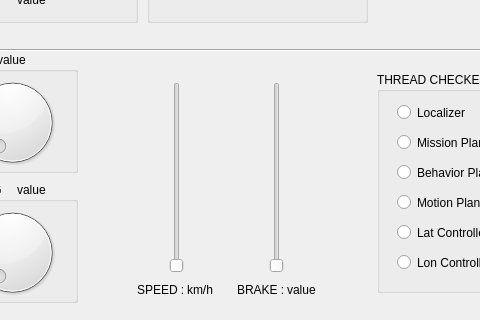
Old version of the form src/local_pkg/pyQt/uis/local_ui.ui in the repository Hello-Hyuk/TEAM-GIGACHA; both pictures show x 103 to 583 and y 228 to 548 of the 700 by 548 pixel window.
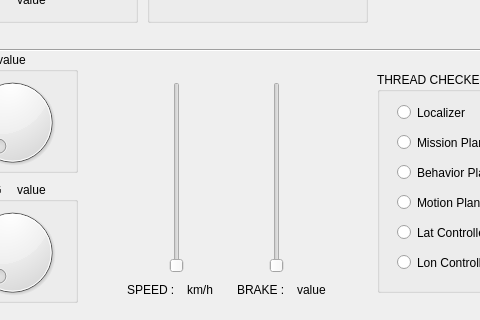
New version of the form.

The edit to the form file:
```diff
--- a/src/local_pkg/pyQt/uis/local_ui.ui
+++ b/src/local_pkg/pyQt/uis/local_ui.ui
@@ -78,7 +78,7 @@
   <widget class="QLabel" name="label_2">
    <property name="geometry">
     <rect>
-     <x>240</x>
+     <x>230</x>
      <y>510</y>
      <width>57</width>
      <height>15</height>
@@ -130,7 +130,7 @@
   <widget class="QLabel" name="lbl_brake">
    <property name="geometry">
     <rect>
-     <x>390</x>
+     <x>400</x>
      <y>510</y>
      <width>57</width>
      <height>15</height>
```
